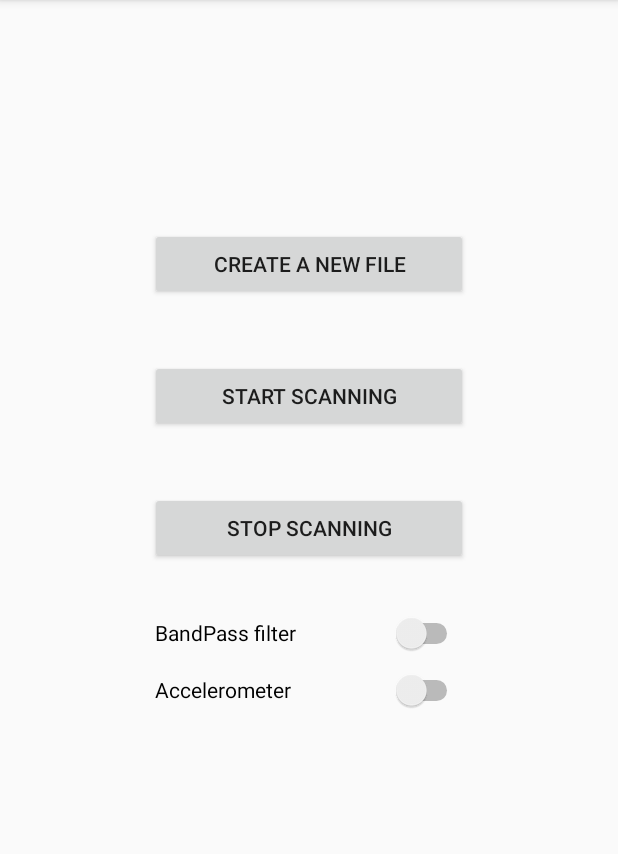
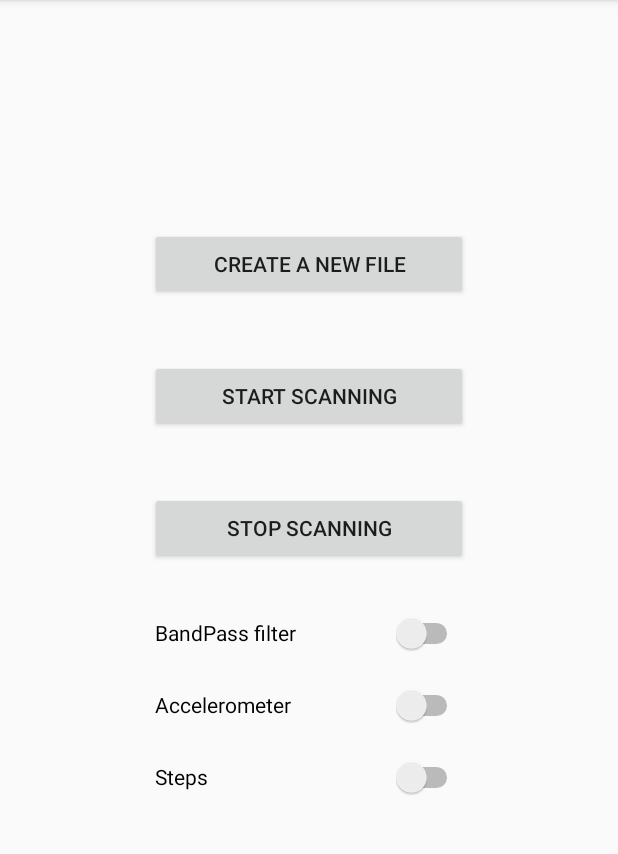
Before and after one commit to konradbjk/Beacon-Signal-Analysis-Android-App, an Android app: the screen it shows after launch (MainActivity), on a phone screen of 412 x 824 dp, the part 84-938 px from its top. Run offline under Robolectric (Android 15) with nearby library versions, the phone set to English and light mode, and no system bars; libraries missing offline, so code that uses them is left out: com.kontakt.sdk; 5 statements that could not run were skipped.

Commit message:
accelerometer and steps

```diff
--- a/app/src/main/AndroidManifest.xml
+++ b/app/src/main/AndroidManifest.xml
@@ -12,6 +12,8 @@
     <uses-permission android:name="android.permission.ACCESS_FINE_LOCATION" />
     <uses-permission android:name="android.permission.WRITE_EXTERNAL_STORAGE" />
     <uses-permission android:name="android.permission.READ_EXTERNAL_STORAGE" />
+    <uses-permission android:name="android.permission.ACTIVITY_RECOGNITION" />
+
 
     <application
         android:allowBackup="true"
--- a/app/src/main/java/com/kbujak/masterthesis/signalreading/MainActivity.java
+++ b/app/src/main/java/com/kbujak/masterthesis/signalreading/MainActivity.java
@@ -71,9 +71,12 @@ public class MainActivity extends AppCompatActivity implements SensorEventListen
 
     // Accelerometer
     private SensorManager sensorManager;
-    private Sensor sensor;
-    private long lastTime = 0;
+    final float alpha = (float) 0.8;
+    private float lastTime = 0;
     private float lastX, lastY, lastZ;
+    private float gravity_x, gravity_y, gravity_z;
+    boolean accelerometerChecked, stepsChecked;
+    private double steps = 0;
 
 
     @Override
@@ -123,6 +126,15 @@ public class MainActivity extends AppCompatActivity implements SensorEventListen
         accelerometer_switch.setOnCheckedChangeListener(new CompoundButton.OnCheckedChangeListener() {
             @Override
             public void onCheckedChanged(CompoundButton buttonView, boolean isChecked) {
+                accelerometerChecked = true;
+            }
+        });
+
+        final Switch steps_switch = findViewById(R.id.steps_switch);
+        steps_switch.setOnCheckedChangeListener(new CompoundButton.OnCheckedChangeListener() {
+            @Override
+            public void onCheckedChanged(CompoundButton buttonView, boolean isChecked) {
+                stepsChecked = true;
             }
         });
     }
@@ -160,7 +172,7 @@ public class MainActivity extends AppCompatActivity implements SensorEventListen
     @Override
     protected void onResume() {
         super.onResume();
-        sensorManager.registerListener(this, sensor, SensorManager.SENSOR_DELAY_NORMAL);
+        registerSensorListeners();
     }
 
     private void showToast(final String message) {
@@ -175,13 +187,25 @@ public class MainActivity extends AppCompatActivity implements SensorEventListen
     public void oneTimeConfiguration() {
         checkPermissions();
         configureProximityManager();
-        createFile();
 
-        // Accelerometer
+        // sensors
         sensorManager = (SensorManager) getSystemService(Context.SENSOR_SERVICE);
         assert sensorManager != null;
-        sensor = sensorManager.getDefaultSensor(Sensor.TYPE_ACCELEROMETER);
-        sensorManager.registerListener(this, sensor, SensorManager.SENSOR_DELAY_NORMAL);
+        registerSensorListeners();
+
+
+
+    }
+
+    private void registerSensorListeners() {
+
+        if (accelerometerChecked){
+            sensorManager.registerListener(this, sensorManager.getDefaultSensor(Sensor.TYPE_ACCELEROMETER), SensorManager.SENSOR_DELAY_FASTEST);
+        }
+
+        if(stepsChecked){
+            sensorManager.registerListener(this, sensorManager.getDefaultSensor(Sensor.TYPE_ACCELEROMETER), SensorManager.SENSOR_DELAY_FASTEST);
+        }
 
     }
 
@@ -221,7 +245,13 @@ public class MainActivity extends AppCompatActivity implements SensorEventListen
             @Override
             public void onIBeaconDiscovered(IBeaconDevice ibeacon, IBeaconRegion region) {
                 super.onIBeaconDiscovered(ibeacon, region);
-                stringBuffer.append(DateFormat.format("dd-MM-yyyy-hh:mm:ss", System.currentTimeMillis()).toString()).append(";").append(ibeacon.getUniqueId()).append(";").append(ibeacon.getRssi()).append("\n");
+                stringBuffer.append(DateFormat.format("dd-MM-yyyy hh:mm:ss", System.currentTimeMillis()).toString()).append(";")
+                        .append(ibeacon.getUniqueId()).append(";")
+                        .append(lastX).append(";")
+                        .append(lastY).append(";")
+                        .append(lastZ).append(";")
+                        .append(steps).append(";")
+                        .append(ibeacon.getRssi()).append("\n");
                 Log.d(TAG,"iBeacon discovered: " + ibeacon.getUniqueId()+" " + ibeacon.getRssi());
             }
 
@@ -229,7 +259,13 @@ public class MainActivity extends AppCompatActivity implements SensorEventListen
             public void onIBeaconsUpdated(List<IBeaconDevice> ibeacons, IBeaconRegion region) {
                 super.onIBeaconsUpdated(ibeacons, region);
                 for (IBeaconDevice ibeacon : ibeacons) {
-                    stringBuffer.append(DateFormat.format("dd-MM-yyyy-hh:mm:ss", System.currentTimeMillis()).toString()).append(";").append(ibeacon.getUniqueId()).append(";").append(ibeacon.getRssi()).append("\n");
+                    stringBuffer.append(DateFormat.format("dd-MM-yyyy hh:mm:ss", System.currentTimeMillis()).toString()).append(";")
+                            .append(ibeacon.getUniqueId()).append(";")
+                            .append(lastX).append(";")
+                            .append(lastY).append(";")
+                            .append(lastZ).append(";")
+                            .append(steps).append(";")
+                            .append(ibeacon.getRssi()).append("\n");
                     Log.d(TAG,"iBeacon updated: " + ibeacon.getUniqueId()+" " + ibeacon.getRssi());
                 }
 
@@ -257,7 +293,7 @@ public class MainActivity extends AppCompatActivity implements SensorEventListen
     private final IBeaconFilter distanceFilter = new IBeaconFilter() {
         @Override
         public boolean apply(IBeaconDevice iBeaconDevice) {
-            return iBeaconDevice.getRssi() < -30 && iBeaconDevice.getRssi() > -100;
+            return iBeaconDevice.getRssi() < -30 && iBeaconDevice.getRssi() > -100 && iBeaconDevice.getUniqueId() != null;
         }
     };
 
@@ -333,6 +369,7 @@ public class MainActivity extends AppCompatActivity implements SensorEventListen
     }
 
     private void startScan() {
+        registerSensorListeners();
         kontaktManager.connect(new OnServiceReadyListener() {
             @Override
             public void onServiceReady() {
@@ -352,20 +389,31 @@ public class MainActivity extends AppCompatActivity implements SensorEventListen
     @Override
     public void onSensorChanged(SensorEvent event) {
         Sensor sensor = event.sensor;
-        if (sensor.getType() == Sensor.TYPE_ACCELEROMETER) {
-            float x = event.values[0];
-            float y = event.values[1];
-            float z = event.values[2];
-            long currentTime = System.currentTimeMillis();
-            if ((currentTime - lastTime) > 100) {
-                long diffTime = (currentTime - lastTime);
-                lastTime = currentTime;
-                float speed = Math.abs(x + y + z - lastX - lastY - lastZ)/ diffTime * 10000;
-                Log.d(TAG,"The speed: " + speed);
-                lastX = x;
-                lastY = y;
-                lastZ = z;
-            }
+        float timestamp = System.currentTimeMillis();
+        final float dT = (timestamp - lastTime);
+
+
+        if (sensor.getType() == Sensor.TYPE_ACCELEROMETER && dT > 50) {
+
+            gravity_x = alpha * gravity_x + (1 - alpha) * event.values[0];
+            gravity_y = alpha * gravity_y + (1 - alpha) * event.values[1];
+            gravity_z = alpha * gravity_z + (1 - alpha) * event.values[2];
+
+            lastX = event.values[0] - gravity_x;
+            lastY = event.values[1] - gravity_y;
+            lastZ = event.values[2] - gravity_z;
+
+            lastTime = timestamp;
+
+            Log.d(TAG, "X: " + lastX + " Y: " + lastY + " Z: " + lastZ);
+        }
+
+        if (sensor.getType() == Sensor.TYPE_STEP_COUNTER && dT > 50) {
+            steps = event.values[0];
+            Log.d(TAG, "Steps: " + steps);
+
+            lastTime = timestamp;
+
         }
     }
 
--- a/app/src/main/res/layout/activity_main.xml
+++ b/app/src/main/res/layout/activity_main.xml
@@ -7,11 +7,23 @@
     tools:context=".MainActivity">
 
     <Switch
+        android:id="@+id/steps_switch"
+        android:layout_width="205dp"
+        android:layout_height="28dp"
+        android:layout_marginStart="100dp"
+        android:layout_marginTop="20dp"
+        android:layout_marginEnd="100dp"
+        android:text="Steps"
+        app:layout_constraintEnd_toEndOf="parent"
+        app:layout_constraintStart_toStartOf="parent"
+        app:layout_constraintTop_toBottomOf="@+id/accelerometer_switch" />
+
+    <Switch
         android:id="@+id/accelerometer_switch"
         android:layout_width="205dp"
         android:layout_height="28dp"
         android:layout_marginStart="100dp"
-        android:layout_marginTop="10dp"
+        android:layout_marginTop="20dp"
         android:layout_marginEnd="100dp"
         android:text="Accelerometer"
         app:layout_constraintEnd_toEndOf="parent"
```
